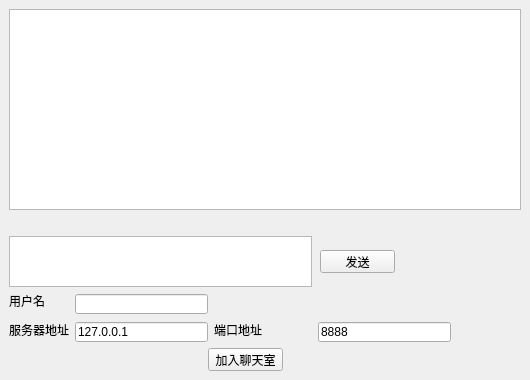
The window that day04/TCPManyClientTest/tcpclient.ui (lvzl20/QTtest1) describes before a commit, drawn with Qt 5.
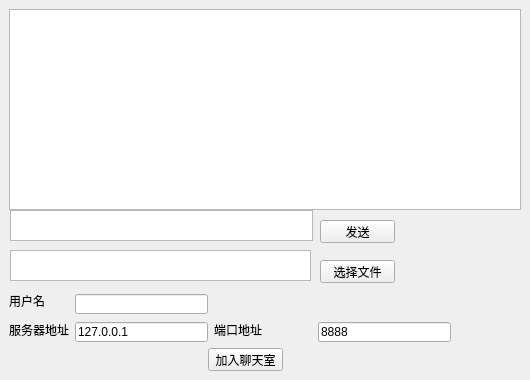
The same window after the commit.

Patch:
```diff
--- a/day04/TCPManyClientTest/tcpclient.ui
+++ b/day04/TCPManyClientTest/tcpclient.ui
@@ -68,10 +68,10 @@
   <widget class="QTextEdit" name="textEditSendMsg">
    <property name="geometry">
     <rect>
-     <x>9</x>
-     <y>236</y>
+     <x>10</x>
+     <y>210</y>
      <width>303</width>
-     <height>51</height>
+     <height>31</height>
     </rect>
    </property>
   </widget>
@@ -79,7 +79,7 @@
    <property name="geometry">
     <rect>
      <x>320</x>
-     <y>250</y>
+     <y>220</y>
      <width>75</width>
      <height>23</height>
     </rect>
@@ -137,6 +137,32 @@
     <string>加入聊天室</string>
    </property>
   </widget>
+  <widget class="QPushButton" name="buttonSelectFile">
+   <property name="geometry">
+    <rect>
+     <x>320</x>
+     <y>260</y>
+     <width>75</width>
+     <height>23</height>
+    </rect>
+   </property>
+   <property name="text">
+    <string>选择文件</string>
+   </property>
+  </widget>
+  <widget class="QTextEdit" name="textEditSelectFile">
+   <property name="geometry">
+    <rect>
+     <x>10</x>
+     <y>250</y>
+     <width>301</width>
+     <height>31</height>
+    </rect>
+   </property>
+   <property name="readOnly">
+    <bool>true</bool>
+   </property>
+  </widget>
  </widget>
  <resources/>
  <connections/>
```
